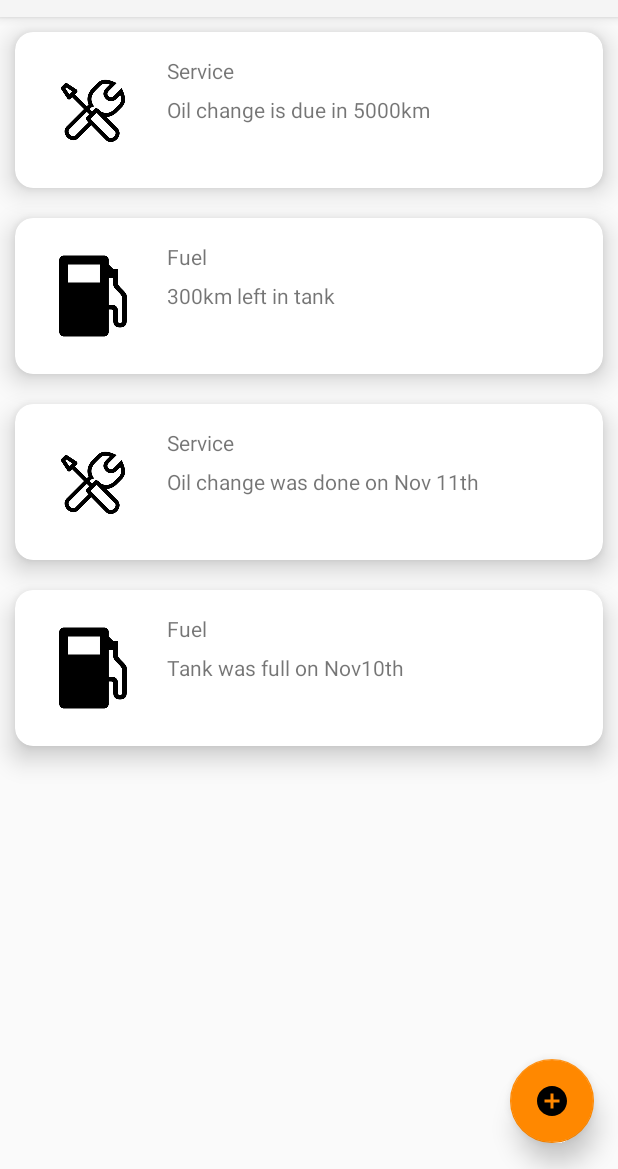
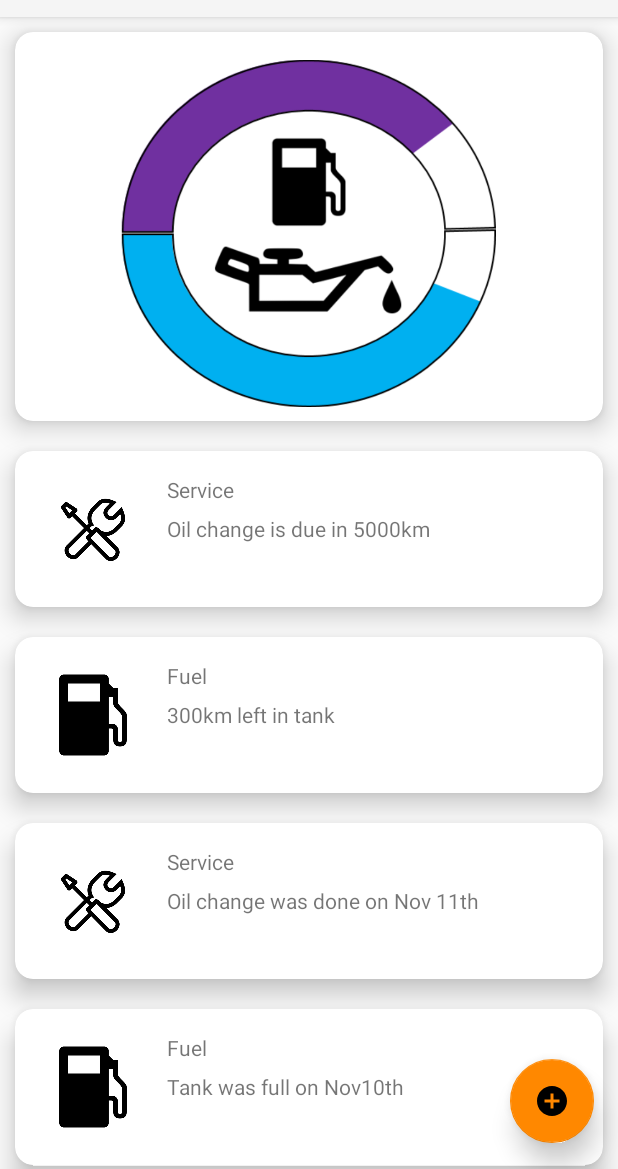
Before and after one commit to Kouroshb26/CPSC481-Prototype, an Android app: the screen it shows after launch (MainActivity), on a phone screen of 412 x 824 dp, the part 67-1236 px from its top. Run offline under Robolectric (Android 15) with nearby library versions, the phone set to English and light mode, and no system bars.

Commit message:
Incorpirated Diffrent Cards
I have incorpirated diffrent cards and styles and inputed some data.
Gonna work on the info app.

```diff
--- a/DrivingApp/app/src/main/java/kourosh/drivingapp/Activity.java
+++ b/DrivingApp/app/src/main/java/kourosh/drivingapp/Activity.java
@@ -8,11 +8,13 @@ import java.util.List;
  */
 
 public class Activity {
+    int type;
     String title;
     String description;
     int photoid;
 
-    Activity(String title,String description,int photoid){
+    Activity(int type,String title,String description,int photoid){
+        this.type = type;
         this.title = title;
         this.description = description;
         this.photoid = photoid;
--- a/DrivingApp/app/src/main/java/kourosh/drivingapp/MainActivity.java
+++ b/DrivingApp/app/src/main/java/kourosh/drivingapp/MainActivity.java
@@ -24,10 +24,11 @@ public class MainActivity extends AppCompatActivity {
 
     private void initializeDate(){
         activities = new ArrayList<>();
-        activities.add(new Activity("Service","Oil change is due in 5000km",R.drawable.service));
-        activities.add(new Activity("Fuel","300km left in tank",R.drawable.fuel));
-        activities.add(new Activity("Service","Oil change was done on Nov 11th",R.drawable.service));
-        activities.add(new Activity("Fuel","Tank was full on Nov10th",R.drawable.fuel));
+        activities.add(new Activity(0,"","",R.drawable.gauge));
+        activities.add(new Activity(1,"Service","Oil change is due in 5000km",R.drawable.service));
+        activities.add(new Activity(1,"Fuel","300km left in tank",R.drawable.fuel));
+        activities.add(new Activity(1,"Service","Oil change was done on Nov 11th",R.drawable.service));
+        activities.add(new Activity(1,"Fuel","Tank was full on Nov10th",R.drawable.fuel));
     }
     @Override
     protected void onCreate(Bundle savedInstanceState) {
--- a/DrivingApp/app/src/main/java/kourosh/drivingapp/RecyclerAdapter.java
+++ b/DrivingApp/app/src/main/java/kourosh/drivingapp/RecyclerAdapter.java
@@ -1,14 +1,11 @@
 package kourosh.drivingapp;
 
-import android.support.v7.widget.CardView;
 import android.support.v7.widget.RecyclerView;
 import android.view.LayoutInflater;
 import android.view.View;
 import android.view.ViewGroup;
 import android.widget.ImageView;
 import android.widget.TextView;
-
-import org.w3c.dom.Text;
 
 import java.util.List;
 
@@ -17,41 +14,74 @@ import java.util.List;
  */
 
 public class RecyclerAdapter extends RecyclerView.Adapter<RecyclerAdapter.ViewHolder> {
-
+    public static final int GAUGE = 0;
+    public static final int SERVICE = 1;
    List<Activity> activities;
     RecyclerAdapter(List<Activity> activities){
         this.activities = activities;
     }
 
     public static class ViewHolder extends RecyclerView.ViewHolder{
-        CardView cv;
+        public ViewHolder(View v){
+            super(v);
+        }
+    }
+
+
+    public class GaugeViewHolder extends ViewHolder{
+        ImageView gauge;
+        public GaugeViewHolder (View v){
+            super(v);
+            this.gauge = (ImageView) v.findViewById(R.id.gauge);
+        }
+    }
+
+    public class ServiceViewHolder extends ViewHolder{
         TextView title;
         TextView description;
         ImageView service;
-        ViewHolder(View itemView){
+        ServiceViewHolder(View itemView){
             super(itemView);
-            cv = (CardView)itemView.findViewById(R.id.card_view);
             title = (TextView)itemView.findViewById(R.id.title);
             description = (TextView)itemView.findViewById(R.id.description);
             service = (ImageView)itemView.findViewById(R.id.image_type);
         }
     }
+
+
+
     @Override
     public RecyclerAdapter.ViewHolder onCreateViewHolder(ViewGroup parent, int viewType) {
-        View v = LayoutInflater.from(parent.getContext()).inflate(R.layout.content_main,parent,false);
-        ViewHolder rvh = new ViewHolder(v);
-        return rvh;
+        View v;
+
+        if (viewType == GAUGE){
+            v = LayoutInflater.from(parent.getContext()).inflate(R.layout.gauge,parent,false);
+            return new GaugeViewHolder(v);
+        }else {
+            v = LayoutInflater.from(parent.getContext()).inflate(R.layout.service,parent,false);
+            return new ServiceViewHolder(v);
+        }
     }
 
     @Override
-    public void onBindViewHolder(ViewHolder holder, int position) {
-        holder.title.setText(activities.get(position).title);
-        holder.description.setText(activities.get(position).description);
-        holder.service.setImageResource(activities.get(position).photoid);
+    public void onBindViewHolder(ViewHolder viewHolder, int position) {
+        if (viewHolder.getItemViewType()== GAUGE){
+            GaugeViewHolder holder = (GaugeViewHolder) viewHolder;
+            holder.gauge.setImageResource(activities.get(position).photoid);
+        }else {
+            ServiceViewHolder holder = (ServiceViewHolder) viewHolder;
+            holder.description.setText(activities.get(position).description);
+            holder.title.setText(activities.get(position).title);
+            holder.service.setImageResource(activities.get(position).photoid);
+        }
     }
 
     @Override
     public int getItemCount() {
         return activities.size();
     }
+
+    public int getItemViewType(int position){
+        return activities.get(position).type;
+    }
 }
--- /dev/null
+++ b/DrivingApp/app/src/main/res/layout/gauge.xml
@@ -0,0 +1,26 @@
+<?xml version="1.0" encoding="utf-8"?>
+<android.support.v7.widget.CardView xmlns:android="http://schemas.android.com/apk/res/android"
+    android:layout_width="match_parent"
+    android:layout_height="wrap_content"
+    android:layout_margin="10dp"
+    xmlns:app="http://schemas.android.com/apk/res-auto"
+    app:cardCornerRadius="12dp"
+    app:cardElevation="10dp"
+    app:cardBackgroundColor="@color/cardview_light_background"
+    android:layout_alignParentStart="true"
+    android:layout_alignParentBottom="true">
+    <RelativeLayout
+
+    android:layout_width="match_parent"
+    android:layout_height="match_parent">
+
+        <ImageView
+        android:layout_width="250dp"
+        android:layout_height="250dp"
+        app:srcCompat="@drawable/gauge"
+        android:layout_marginTop="9dp"
+        android:id="@+id/gauge"
+        android:layout_alignParentTop="true"
+        android:layout_centerHorizontal="true" />
+    </RelativeLayout>
+</android.support.v7.widget.CardView>
--- a/DrivingApp/app/src/main/res/layout/content_main.xml
+++ b/DrivingApp/app/src/main/res/layout/service.xml
@@ -4,7 +4,6 @@
     android:layout_height="wrap_content"
     android:layout_margin="10dp"
     xmlns:app="http://schemas.android.com/apk/res-auto"
-    android:id="@+id/card_view"
     app:cardCornerRadius="12dp"
     app:cardElevation="10dp"
     app:cardBackgroundColor="@color/cardview_light_background"
```
Also changed, not shown: DrivingApp/app/src/main/res/drawable/gauge.png (added).
